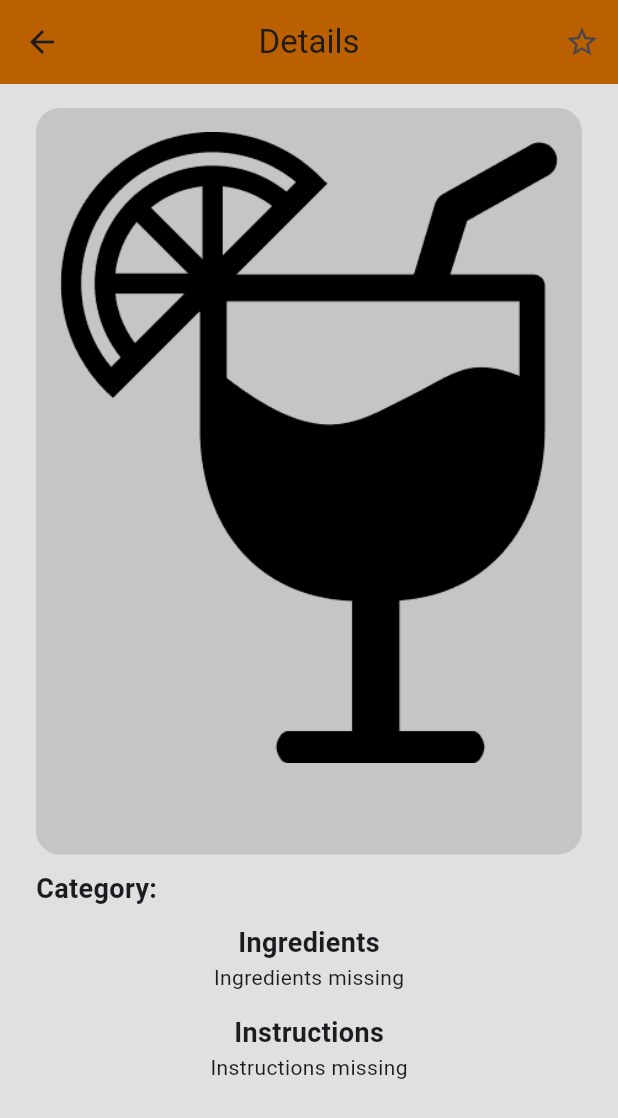
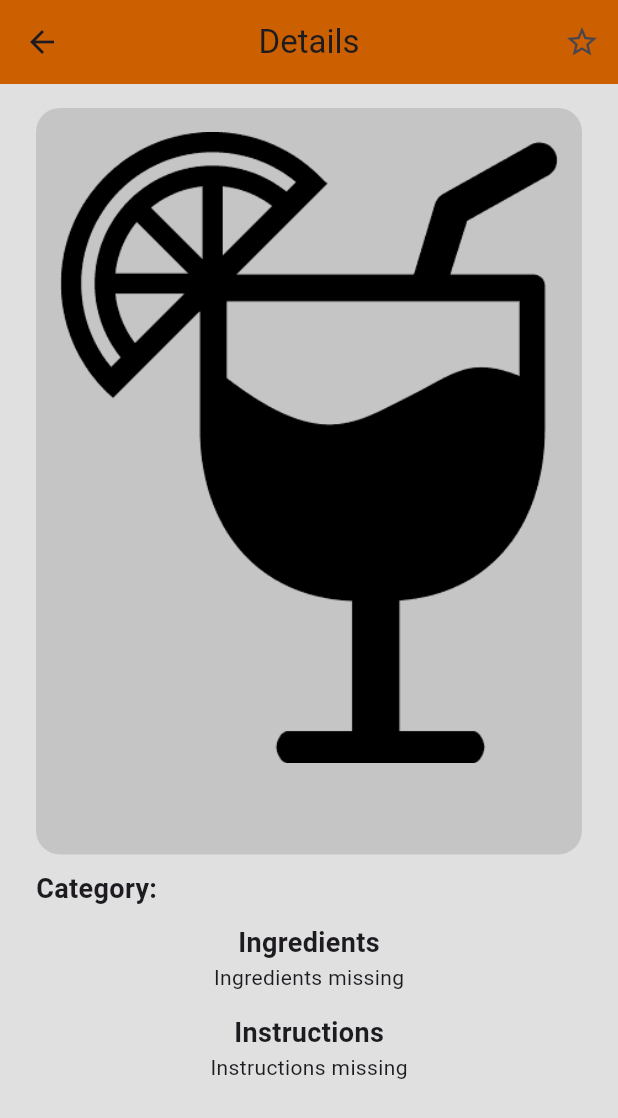
Before and after one commit to FranzRome/drinks-flutter, a Flutter app: the DrinkDetail screen opened directly with empty values, on a phone screen of 412 x 824 dp. Shown: the top 1118 px of the screen. Run offline on Flutter 3.47's test engine with Material 3 defaults, Android fonts, the phone set to English and light mode, and no system bars; our stand-ins replace cached_network_image, dio, hive_flutter; accounts and stored records are empty; network calls fail.

Commit message:
Primary Color Update

```diff
--- a/lib/globals/my_theme.dart
+++ b/lib/globals/my_theme.dart
@@ -3,6 +3,6 @@ import 'package:flutter/material.dart';
 class MyTheme{
   static const Color chalkWhite = Color(0xFFFBFFFF);
   static const Color background = Color(0xFFE0E0E0);
-  static const Color primary = Color(0xFFBB6000);
+  static const Color primary = Color(0xFFCC6000);
   static const Color lightText = Color(0xFF404040);
 }
```
